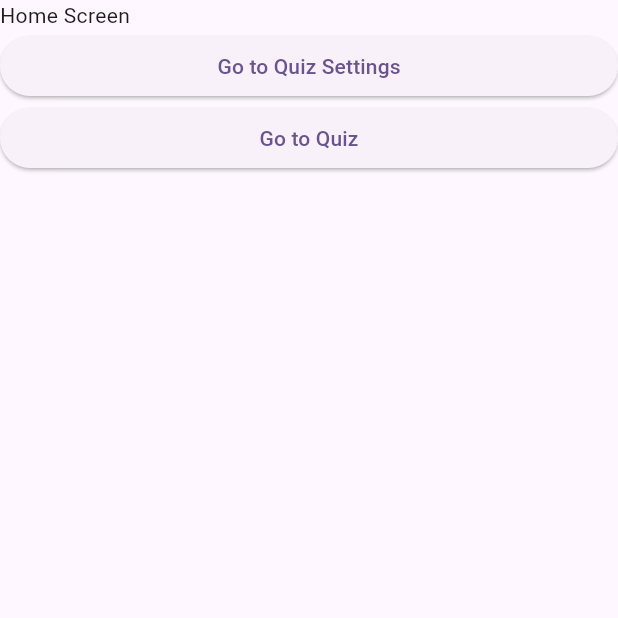
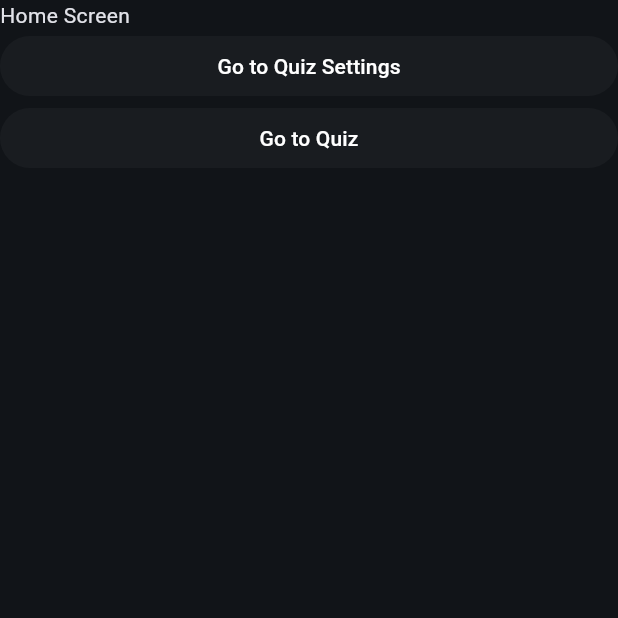
Before and after one commit to cavareal/Quiz_Flutter, a Flutter app: the screen it shows after launch, on a phone screen of 412 x 824 dp, the top half of it. Run offline on Flutter 3.47's test engine with Material 3 defaults, Android fonts, the phone set to English and light mode, and no system bars; our stand-ins replace html_unescape.

Commit message:
feat : add theme design

```diff
--- a/lib/main.dart
+++ b/lib/main.dart
@@ -16,22 +16,44 @@
     return MaterialApp(
       title: 'Flutter Demo',
       theme: ThemeData(
-        // This is the theme of your application.
-        //
-        // TRY THIS: Try running your application with "flutter run". You'll see
-        // the application has a purple toolbar. Then, without quitting the app,
-        // try changing the seedColor in the colorScheme below to Colors.green
-        // and then invoke "hot reload" (save your changes or press the "hot
-        // reload" button in a Flutter-supported IDE, or press "r" if you used
-        // the command line to start the app).
-        //
-        // Notice that the counter didn't reset back to zero; the application
-        // state is not lost during the reload. To reset the state, use hot
-        // restart instead.
-        //
-        // This works for code too, not just values: Most code changes can be
-        // tested with just a hot reload.
-        colorScheme: ColorScheme.fromSeed(seedColor: Colors.deepPurple),
+        // scaffoldBackgroundColor: const Color(0x00162132),
+        fontFamily: 'Roboto', // Change la police globale
+        // textTheme: TextTheme(
+        //   bodyLarge: const TextStyle(fontSize: 18, color: Colors.black),
+        //   bodyMedium: TextStyle(fontSize: 16, color: Colors.grey[600]),
+        //   headlineLarge: const TextStyle(fontSize: 24, fontWeight: FontWeight.bold),
+        // ),
+        elevatedButtonTheme: ElevatedButtonThemeData(
+          style: ElevatedButton.styleFrom(
+            foregroundColor: Colors.white,
+            // shape: RoundedRectangleBorder(
+            //   borderRadius: BorderRadius.circular(18), // Bordure arrondie
+            //   side: BorderSide(
+            //     color: Colors.pinkAccent.withOpacity(0.7), // Couleur de la bordure
+            //     width: 1, // Largeur de la bordure
+            //   ),
+            // ),
+            shadowColor: Colors.pinkAccent.withOpacity(0.9), // Effet de néon (ombre rose)
+            elevation: 0, // Ombre plus prononcée pour le néon
+          ),
+        ),
+        cardTheme: CardTheme(
+          color: const Color(0xFF3d485e), // Fond sombre des cartes en mode dark
+          elevation: 2,
+          shape: RoundedRectangleBorder(
+            borderRadius: BorderRadius.circular(12),
+          ),
+          margin: const EdgeInsets.all(8),
+        ),
+        buttonTheme: const ButtonThemeData(
+          buttonColor: Colors.green, // Couleur des boutons
+          textTheme: ButtonTextTheme.primary,
+        ),
+        colorScheme: ColorScheme.fromSeed(
+            seedColor: Colors.blue,
+            brightness: Brightness.dark).copyWith(
+          // surface: const Color(0x003d485e),
+        ),
         useMaterial3: true,
       ),
       routes: {
--- a/lib/ui/screens/quiz_screen.dart
+++ b/lib/ui/screens/quiz_screen.dart
@@ -108,7 +108,7 @@ class QuizScreenState extends State<QuizScreen> {
                         itemBuilder: (context, index) {
                           return ElevatedButton(
                             style: ElevatedButton.styleFrom(
-                              backgroundColor: _selectedAnswer == _answers[index] ? Colors.blue : Colors.grey,
+                              backgroundColor: _selectedAnswer == _answers[index] ? Colors.pink : null,
                             ),
                             onPressed: () => _selectAnswer(_answers[index]),
                             child: Text(_answers[index]),
@@ -130,9 +130,9 @@ class QuizScreenState extends State<QuizScreen> {
               ],
             );
           } else if (snapshot.hasError) {
-            return Text('${snapshot.error}');
+            return Center(child:Text('${snapshot.error}'));
           }
-          return const CircularProgressIndicator();
+          return const Center(child: CircularProgressIndicator());
         },
       ),
     );
```
Also changed, not shown: pubspec.yaml (+9 -1 lines).
